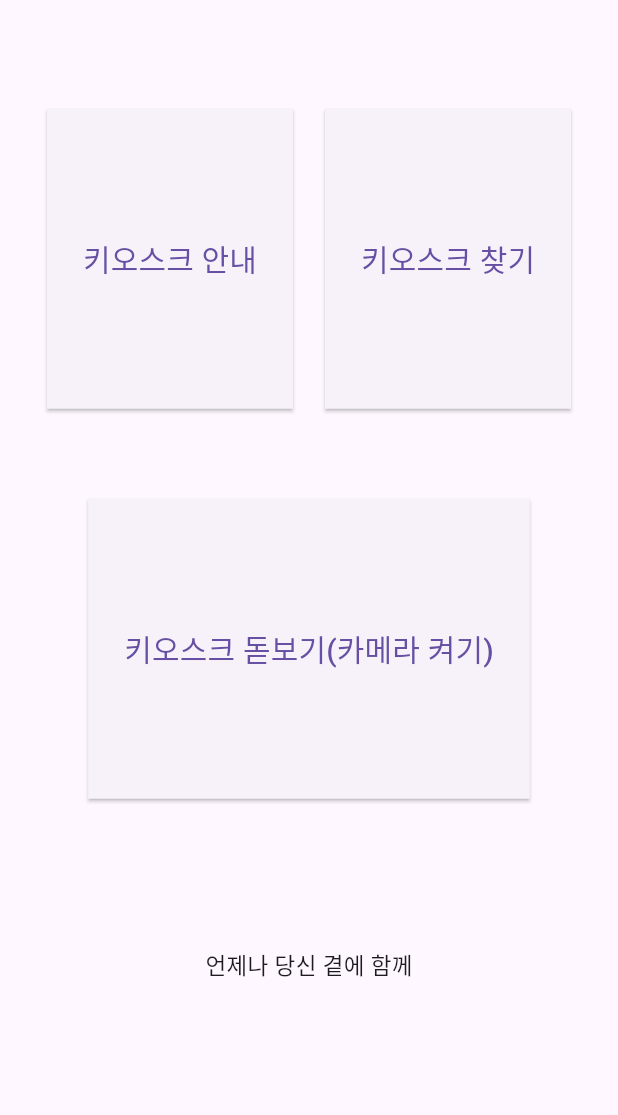
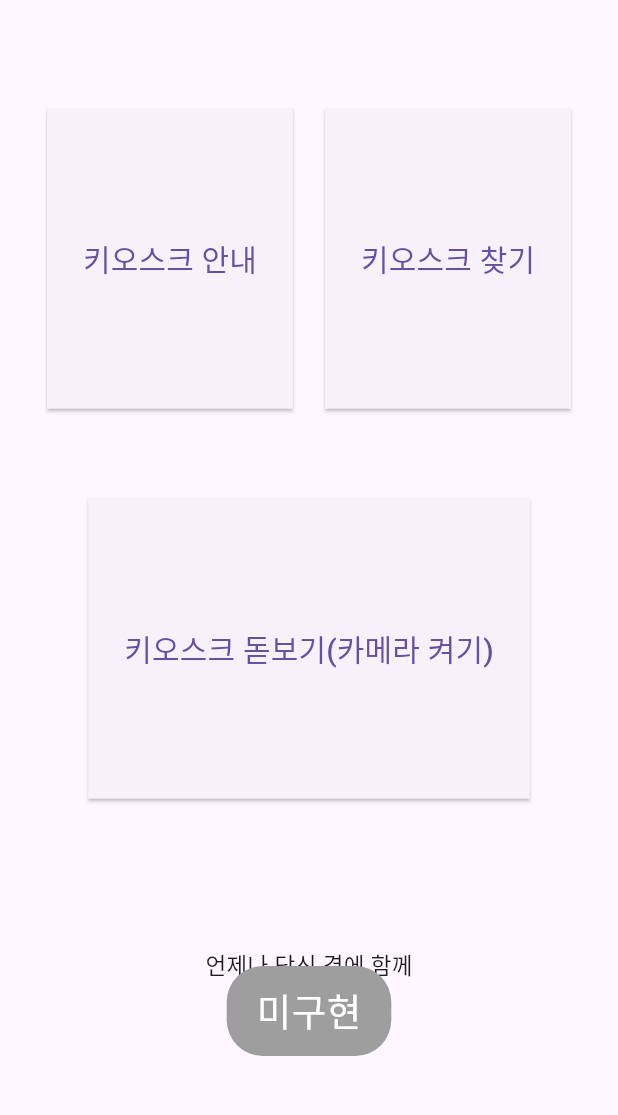
Before and after one commit to CapStoneDesign-MjcArmy/CapstoneDesign_WithU, a Flutter app: the screen it shows after launch, after a tap on "키오스크 찾기", on a phone screen of 412 x 824 dp, the part 84-1199 px from its top. Run offline on Flutter 3.47's test engine with Material 3 defaults, Android fonts, the phone set to English and light mode, and no system bars; our stand-ins replace camera, fluttertoast.

Commit message:
File Rename

```diff
--- a/lib/Main/main_selection_screen.dart
+++ b/lib/Main/main_selection_screen.dart
@@ -1,7 +1,7 @@
 import 'package:flutter/material.dart';
-import '../AboutKiosk/kiosk_info.dart';
+import '../AboutKiosk/kiosk_select_main_screen.dart';
 import 'package:withu/Camera/camera_screen.dart';
-import 'dart:async';
+import 'package:fluttertoast/fluttertoast.dart';
 
 class HomeScreen extends StatelessWidget {
   @override
@@ -43,7 +43,16 @@ class HomeScreen extends StatelessWidget {
                   ),
                 ),
                 ElevatedButton(
-                  onPressed: () {},
+                  onPressed: () {
+                    Fluttertoast.showToast(
+                      msg: '미구현',
+                      gravity: ToastGravity.BOTTOM,
+                      backgroundColor: Colors.grey,
+                      fontSize: 25,
+                      textColor: Colors.white,
+                      toastLength: Toast.LENGTH_LONG,
+                    );
+                  },
                   child: Text('키오스크 찾기',
                     style: TextStyle(
                       fontSize: 20
```
